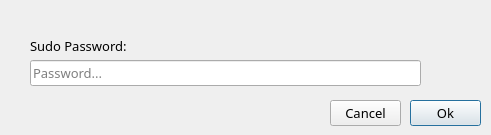
Above: Crun GUI/project/res/suAccess.ui from ZouariOmar/Crun before the change. Below: the same form after it.
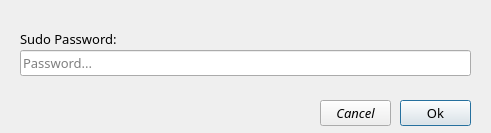
That is the form after the change. Icons and pictures are not drawn.

What changed in the file:
```diff
--- a/Crun GUI/project/res/suAccess.ui
+++ b/Crun GUI/project/res/suAccess.ui
@@ -1,43 +1,102 @@
 <?xml version="1.0" encoding="UTF-8"?>
 <ui version="4.0">
- <class>MainWindow</class>
- <widget class="QMainWindow" name="MainWindow">
+ <class>Form</class>
+ <widget class="QWidget" name="Form">
   <property name="geometry">
    <rect>
     <x>0</x>
     <y>0</y>
     <width>491</width>
-    <height>135</height>
+    <height>133</height>
    </rect>
   </property>
+  <property name="font">
+   <font>
+    <family>Fira Code</family>
+    <pointsize>10</pointsize>
+   </font>
+  </property>
+  <property name="acceptDrops">
+   <bool>true</bool>
+  </property>
   <property name="windowTitle">
    <string>MainWindow</string>
   </property>
   <property name="windowIcon">
    <iconset theme="QIcon::ThemeIcon::HelpAbout"/>
   </property>
-  <property name="styleSheet">
-   <string notr="true"/>
+  <property name="windowOpacity">
+   <double>0.800000000000000</double>
   </property>
-  <widget class="QWidget" name="centralwidget">
+  <widget class="QPushButton" name="pushButton">
+   <property name="geometry">
+    <rect>
+     <x>400</x>
+     <y>100</y>
+     <width>71</width>
+     <height>26</height>
+    </rect>
+   </property>
+   <property name="font">
+    <font>
+     <family>Fira Code</family>
+     <pointsize>10</pointsize>
+    </font>
+   </property>
+   <property name="cursor">
+    <cursorShape>PointingHandCursor</cursorShape>
+   </property>
+   <property name="text">
+    <string>Ok</string>
+   </property>
+   <property name="shortcut">
+    <string>Return</string>
+   </property>
+   <property name="checkable">
+    <bool>false</bool>
+   </property>
+   <property name="autoDefault">
+    <bool>false</bool>
+   </property>
+   <property name="default">
+    <bool>true</bool>
+   </property>
+   <property name="flat">
+    <bool>false</bool>
+   </property>
+  </widget>
+  <widget class="QPushButton" name="pushButton_2">
+   <property name="geometry">
+    <rect>
+     <x>320</x>
+     <y>100</y>
+     <width>71</width>
+     <height>26</height>
+    </rect>
+   </property>
+   <property name="font">
+    <font>
+     <family>Fira Code</family>
+     <pointsize>10</pointsize>
+     <italic>true</italic>
+    </font>
+   </property>
+   <property name="cursor">
+    <cursorShape>PointingHandCursor</cursorShape>
+   </property>
+   <property name="text">
+    <string>Cancel</string>
+   </property>
+  </widget>
    <widget class="QLineEdit" name="lineEdit">
     <property name="geometry">
      <rect>
-      <x>30</x>
-      <y>60</y>
-      <width>391</width>
+     <x>20</x>
+     <y>50</y>
+     <width>451</width>
       <height>26</height>
      </rect>
     </property>
-    <property name="font">
-     <font>
-      <family>Fira Code</family>
-      <pointsize>10</pointsize>
-     </font>
-    </property>
-    <property name="tabletTracking">
-     <bool>false</bool>
-    </property>
     <property name="inputMask">
      <string/>
     </property>
@@ -47,9 +106,6 @@
     <property name="maxLength">
      <number>32767</number>
     </property>
-    <property name="frame">
-     <bool>true</bool>
-    </property>
     <property name="echoMode">
      <enum>QLineEdit::EchoMode::Password</enum>
     </property>
@@ -63,75 +119,36 @@
      <string>Password...</string>
     </property>
    </widget>
-   <widget class="QLabel" name="label_3">
+  <widget class="QLabel" name="label">
+   <property name="enabled">
+    <bool>true</bool>
+   </property>
     <property name="geometry">
      <rect>
-      <x>30</x>
+     <x>20</x>
       <y>30</y>
       <width>111</width>
-      <height>31</height>
-     </rect>
-    </property>
-    <property name="font">
-     <font>
-      <family>Fira Code</family>
-      <pointsize>10</pointsize>
-     </font>
+     <height>18</height>
+    </rect>
+   </property>
+   <property name="inputMethodHints">
+    <set>Qt::InputMethodHint::ImhNone</set>
+   </property>
+   <property name="frameShadow">
+    <enum>QFrame::Shadow::Plain</enum>
     </property>
     <property name="text">
      <string>Sudo Password:</string>
     </property>
-   </widget>
-   <widget class="QPushButton" name="pushButton">
-    <property name="geometry">
-     <rect>
-      <x>410</x>
-      <y>100</y>
-      <width>71</width>
-      <height>26</height>
-     </rect>
-    </property>
-    <property name="font">
-     <font>
-      <family>Fira Code</family>
-      <pointsize>10</pointsize>
-     </font>
-    </property>
-    <property name="focusPolicy">
-     <enum>Qt::FocusPolicy::StrongFocus</enum>
-    </property>
-    <property name="contextMenuPolicy">
-     <enum>Qt::ContextMenuPolicy::DefaultContextMenu</enum>
-    </property>
-    <property name="text">
-     <string>Ok</string>
-    </property>
-    <property name="default">
-     <bool>true</bool>
-    </property>
-    <property name="flat">
+   <property name="textFormat">
+    <enum>Qt::TextFormat::AutoText</enum>
+   </property>
+   <property name="scaledContents">
+    <bool>false</bool>
+   </property>
+   <property name="wordWrap">
      <bool>false</bool>
     </property>
-   </widget>
-   <widget class="QPushButton" name="pushButton_2">
-    <property name="geometry">
-     <rect>
-      <x>330</x>
-      <y>100</y>
-      <width>71</width>
-      <height>26</height>
-     </rect>
-    </property>
-    <property name="font">
-     <font>
-      <family>Fira Code</family>
-      <pointsize>10</pointsize>
-     </font>
-    </property>
-    <property name="text">
-     <string>Cancel</string>
-    </property>
-   </widget>
   </widget>
  </widget>
  <resources/>
```
Left out of the diff: 29 changed lines with no effect on the pictures. Lines whose indentation alone changed are shown as unchanged.
